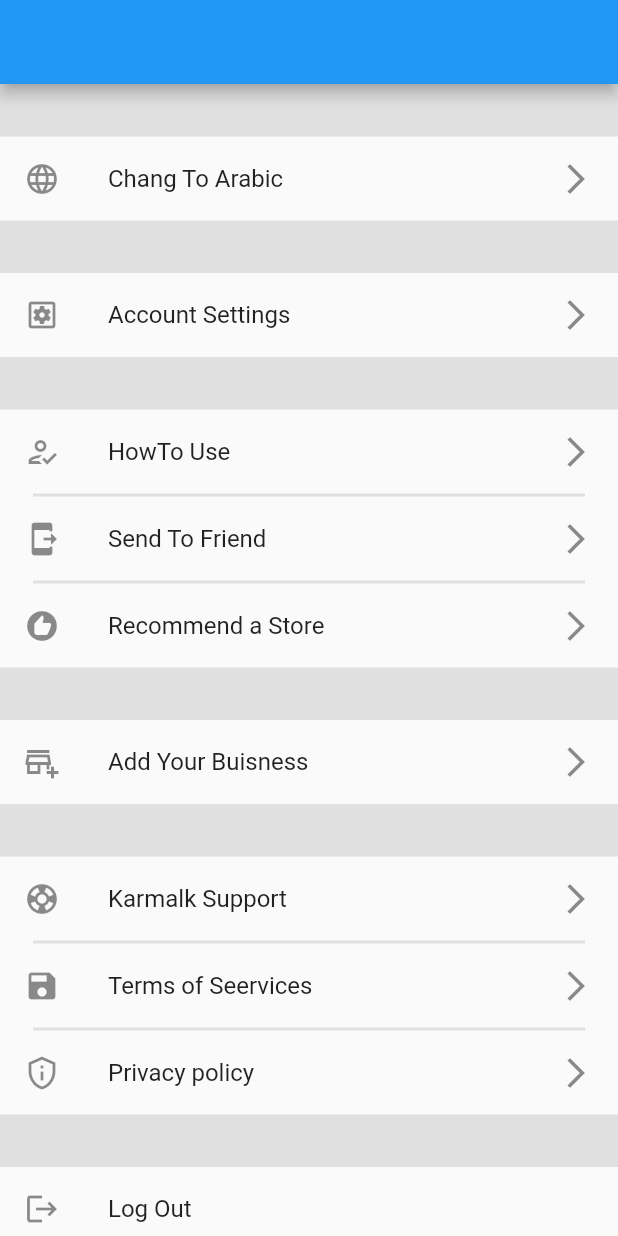
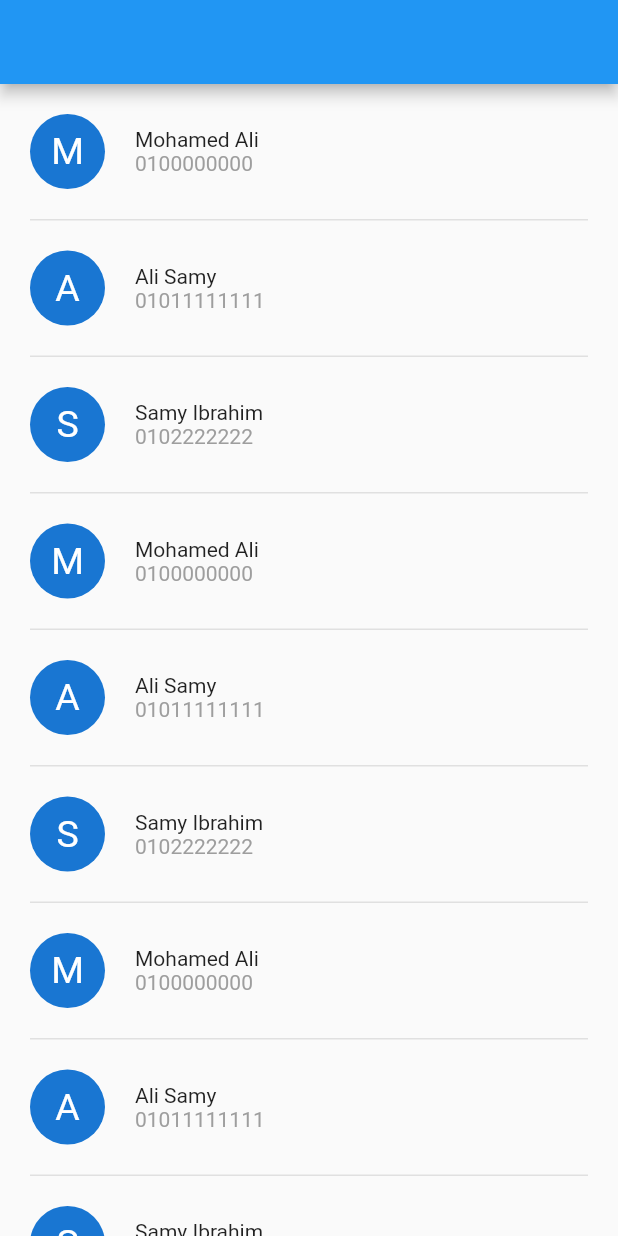
Before and after one commit to amahrou1/Flutter_learning_screen_UI, a Flutter app: the screen it shows after launch, on a phone screen of 412 x 824 dp. Run offline on Flutter 3.47's test engine with Material 2 defaults, Android fonts, the phone set to English and light mode, and no system bars.

Commit message:
flutter learning

```diff
--- a/lib/main.dart
+++ b/lib/main.dart
@@ -1,4 +1,7 @@
 import 'package:flutter/material.dart';
+import 'package:module/shared/componants/comonants.dart';
+
+import 'module/home.dart';
 
 void main() {
   runApp(MyApp());
@@ -13,91 +16,3 @@ class MyApp extends StatelessWidget {
     );
   }
 }
-
-class HomeScreen extends StatelessWidget {
-  @override
-  Widget build(BuildContext context) {
-    return Scaffold(
-      appBar: AppBar(),
-      body: SingleChildScrollView(
-        child: Column(
-          children: [
-            myBigContainer(),
-            myListTeil(
-              iconLeading: Icons.language_outlined,
-              text: Text('Chang To Arabic'),
-            ),
-            myBigContainer(),
-            myListTeil(
-                iconLeading: Icons.settings_applications_outlined,
-                text: Text('Account Settings')),
-            myBigContainer(),
-            myListTeil(
-                iconLeading: Icons.how_to_reg_outlined,
-                text: Text('HowTo Use')),
-            mySmallContainer(),
-            myListTeil(
-                iconLeading: Icons.send_to_mobile,
-                text: Text('Send To Friend')),
-            mySmallContainer(),
-            myListTeil(
-                iconLeading: Icons.recommend, text: Text('Recommend a Store')),
-            myBigContainer(),
-            myListTeil(
-                iconLeading: Icons.add_business_outlined,
-                text: Text('Add Your Buisness')),
-            myBigContainer(),
-            myListTeil(
-                iconLeading: Icons.support_outlined,
-                text: Text('Karmalk Support')),
-            mySmallContainer(),
-            myListTeil(
-              iconLeading: Icons.save,
-              text: Text('Terms of Seervices'),
-            ),
-            mySmallContainer(),
-            myListTeil(
-                iconLeading: Icons.privacy_tip_outlined,
-                text: Text('Privacy policy')),
-            myBigContainer(),
-            myListTeil(
-                iconLeading: Icons.logout,
-                text: Text('Log Out'),
-                isVisibel: false)
-          ],
-        ),
-      ),
-    );
-  }
-
-  ListTile myListTeil({
-    @required IconData iconLeading,
-    @required Widget text,
-    bool isVisibel = true,
-  }) {
-    return ListTile(
-      leading: Icon(iconLeading),
-      title: text,
-      trailing:
-          Visibility(visible: isVisibel, child: Icon(Icons.arrow_forward_ios)),
-      onTap: () {},
-    );
-  }
-
-  Container myBigContainer() {
-    return Container(
-      color: Colors.grey[300],
-      height: 35,
-    );
-  }
-
-  Padding mySmallContainer() {
-    return Padding(
-      padding: EdgeInsets.symmetric(horizontal: 22),
-      child: Container(
-          color: Colors.grey[300],
-          height: 2,
-          padding: EdgeInsets.symmetric(horizontal: 50)),
-    );
-  }
-}
--- /dev/null
+++ b/lib/module/home.dart
@@ -0,0 +1,41 @@
+import 'package:flutter/material.dart';
+import 'package:module/shared/componants/comonants.dart';
+
+class ContactsModel {
+  final String code;
+  final String name;
+  final String number;
+
+  ContactsModel({this.code, this.name, this.number});
+}
+
+class HomeScreen extends StatelessWidget {
+  // ignore: non_constant_identifier_names
+  List<ContactsModel> ContactsList = [
+    ContactsModel(code: 'M', name: 'Mohamed Ali', number: '0100000000'),
+    ContactsModel(code: 'A', name: 'Ali Samy', number: '01011111111'),
+    ContactsModel(code: 'S', name: 'Samy Ibrahim', number: '0102222222'),
+    ContactsModel(code: 'M', name: 'Mohamed Ali', number: '0100000000'),
+    ContactsModel(code: 'A', name: 'Ali Samy', number: '01011111111'),
+    ContactsModel(code: 'S', name: 'Samy Ibrahim', number: '0102222222'),
+    ContactsModel(code: 'M', name: 'Mohamed Ali', number: '0100000000'),
+    ContactsModel(code: 'A', name: 'Ali Samy', number: '01011111111'),
+    ContactsModel(code: 'S', name: 'Samy Ibrahim', number: '0102222222'),
+    ContactsModel(code: 'M', name: 'Mohamed Ali', number: '0100000000'),
+    ContactsModel(code: 'A', name: 'Ali Samy', number: '01011111111'),
+    ContactsModel(code: 'S', name: 'Samy Ibrahim', number: '0102222222'),
+  ];
+  @override
+  Widget build(BuildContext context) {
+    return Scaffold(
+      appBar: AppBar(),
+      body: ListView.separated(
+        itemBuilder: (context, index) => contactItem(
+          mode: ContactsList[index],
+        ),
+        separatorBuilder: (context, index) => myDivider(),
+        itemCount: ContactsList.length,
+      ),
+    );
+  }
+}
--- /dev/null
+++ b/lib/shared/componants/comonants.dart
@@ -0,0 +1,48 @@
+import 'package:flutter/material.dart';
+import 'package:module/module/home.dart';
+
+Widget contactItem({ContactsModel mode}) {
+  return Padding(
+    padding: const EdgeInsets.all(20.0),
+    child: Row(
+      children: [
+        CircleAvatar(
+          radius: 25,
+          child: Text(
+            mode.code,
+            style: TextStyle(fontSize: 25),
+          ),
+        ),
+        SizedBox(
+          width: 20,
+        ),
+        Expanded(
+          child: Column(
+            mainAxisSize: MainAxisSize.min,
+            crossAxisAlignment: CrossAxisAlignment.start,
+            children: [
+              Text(
+                mode.name,
+              ),
+              Text(
+                mode.number,
+                style: TextStyle(color: Colors.grey),
+              ),
+            ],
+          ),
+        ),
+      ],
+    ),
+  );
+}
+
+Widget myDivider() {
+  return Padding(
+    padding: const EdgeInsets.symmetric(horizontal: 20),
+    child: Container(
+      color: Colors.grey[300],
+      width: double.infinity,
+      height: 1,
+    ),
+  );
+}
```
Also changed, not shown: lib/shared/constants.dart (added).
